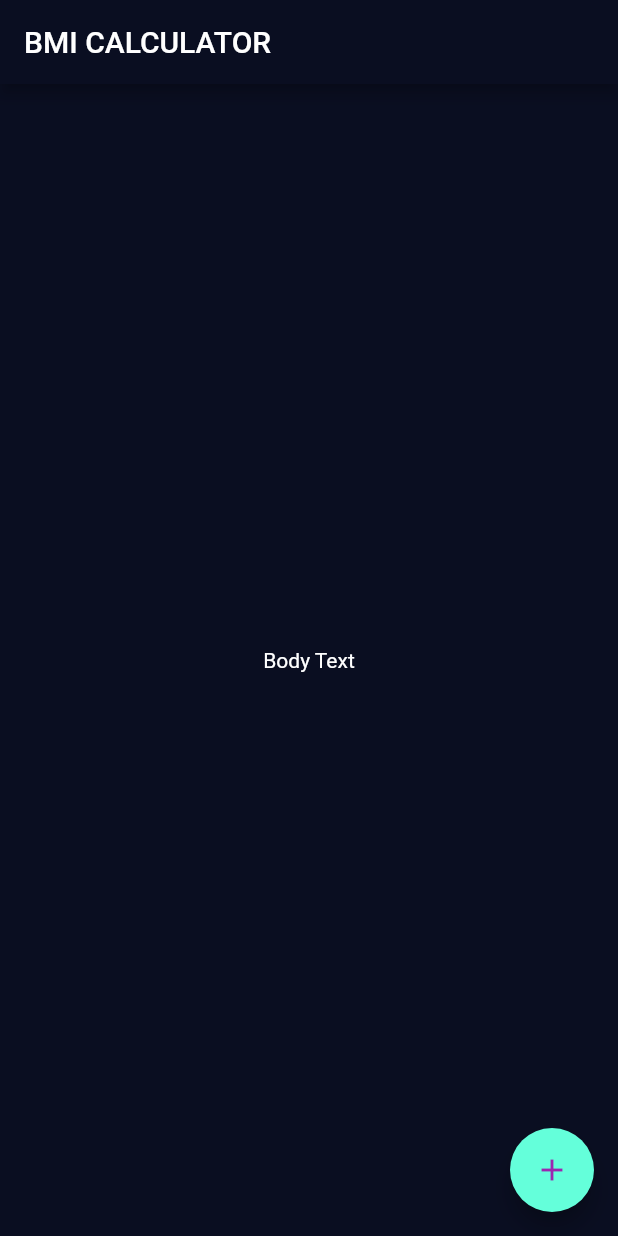
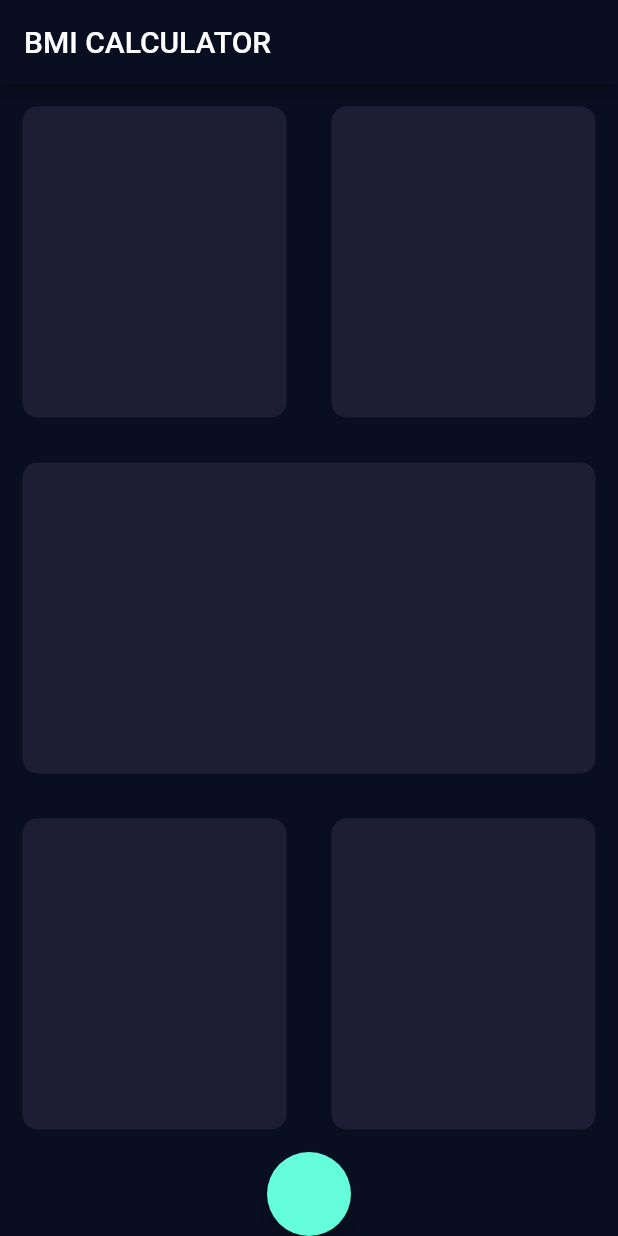
Before and after one commit to adrian61/LearnFlutter, a Flutter app: the screen it shows after launch, on a phone screen of 412 x 824 dp. Run offline on Flutter 3.47's test engine with Material 2 defaults, Android fonts, the light colour scheme and no system bars; our stand-ins replace audioplayers, rflutter_alert.

Commit message:
Added homepage outline view

```diff
--- /dev/null
+++ b/bmi-calculator-flutter-master/lib/components/reusable_container.dart
@@ -0,0 +1,16 @@
+import 'package:flutter/material.dart';
+
+class ReusableContainer extends StatelessWidget {
+  const ReusableContainer({
+    Key key,
+  }) : super(key: key);
+
+  @override
+  Widget build(BuildContext context) {
+    return Container(
+      margin: EdgeInsets.all(15.0),
+      decoration: BoxDecoration(
+          color: Color(0xFF1D1E33), borderRadius: BorderRadius.circular(10)),
+    );
+  }
+}
--- a/bmi-calculator-flutter-master/lib/input_page.dart
+++ b/bmi-calculator-flutter-master/lib/input_page.dart
@@ -1,4 +1,6 @@
 import 'package:flutter/material.dart';
+
+import 'components/reusable_container.dart';
 
 class InputPage extends StatefulWidget {
   @override
@@ -9,16 +11,42 @@ class _InputPageState extends State<InputPage> {
   @override
   Widget build(BuildContext context) {
     return Scaffold(
-      appBar: AppBar(
-        title: Text('BMI CALCULATOR'),
-      ),
-      body: Center(
-        child: Text('Body Text'),
-      ),
-      floatingActionButton: FloatingActionButton(
-        onPressed: () {},
-        child: Icon(Icons.add),
-      ),
-    );
+        appBar: AppBar(
+          title: Text('BMI CALCULATOR'),
+        ),
+        body: Column(
+          children: <Widget>[
+            Expanded(
+              child: Row(
+                children: <Widget>[
+                  Expanded(
+                    child: ReusableContainer(),
+                  ),
+                  Expanded(
+                    child: ReusableContainer(),
+                  ),
+                ],
+              ),
+            ),
+            Expanded(
+              child: ReusableContainer(),
+            ),
+            Expanded(
+              child: Row(
+                children: <Widget>[
+                  Expanded(
+                    child: ReusableContainer(),
+                  ),
+                  Expanded(
+                    child: ReusableContainer(),
+                  ),
+                ],
+              ),
+            ),
+            FloatingActionButton(
+              onPressed: () {},
+            )
+          ],
+        ));
   }
 }
```
